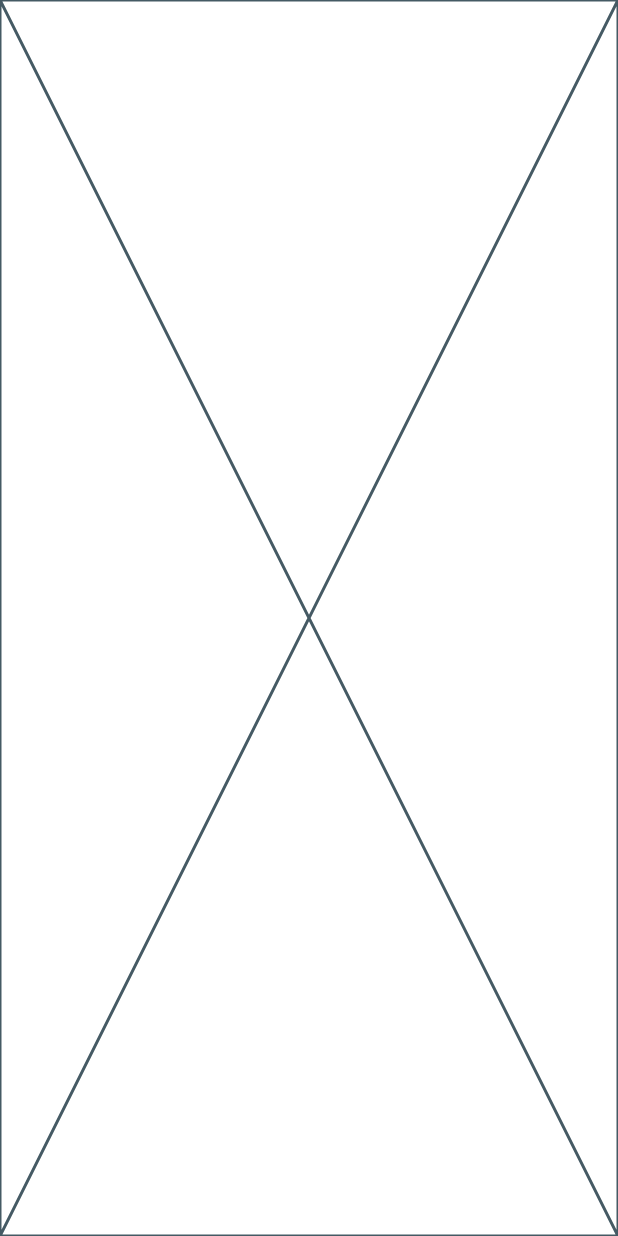
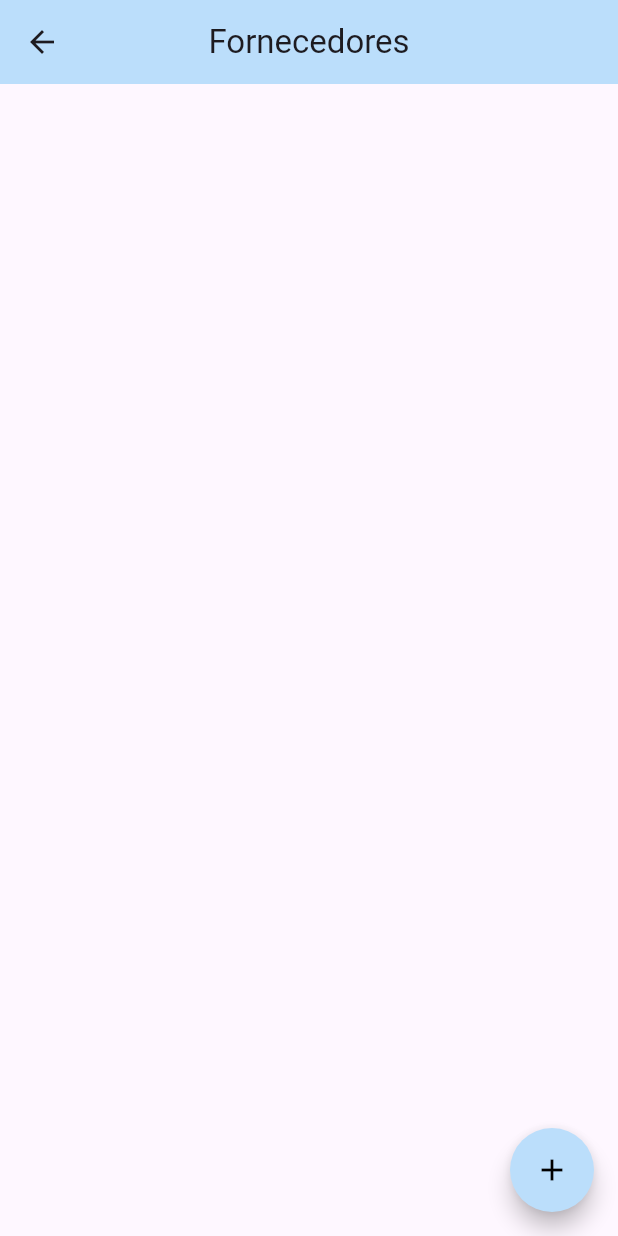
Before and after one commit to gustavo-berti/gerenciamento_de_estoque, a Flutter app: the WidgetMenu screen opened by its route, after a tap on "Fornecedores", on a phone screen of 412 x 824 dp. Run offline on Flutter 3.47's test engine with Material 3 defaults, Android fonts, the phone set to English and light mode, and no system bars.

Commit message:
Criando o estoque

```diff
--- a/lib/config/app.dart
+++ b/lib/config/app.dart
@@ -8,8 +8,7 @@ import 'package:gerenciamento_de_estoque/screen/list/widget_category_list.dart';
 import 'package:gerenciamento_de_estoque/screen/list/widget_product_list.dart';
 import 'package:gerenciamento_de_estoque/screen/widget_login.dart';
 import 'package:gerenciamento_de_estoque/screen/widget_menu.dart';
-import 'package:gerenciamento_de_estoque/screen/widget_stock_entry.dart';
-import 'package:gerenciamento_de_estoque/screen/widget_stock_out.dart';
+import 'package:gerenciamento_de_estoque/screen/widget_stock.dart';
 
 class App extends StatelessWidget {
   const App({super.key});
@@ -30,8 +29,7 @@ class App extends StatelessWidget {
         Routes.categoryList: (context) => WidgetCategoryList(),
         Routes.supplierForm: (context) => WidgetSupplierForm(),
         Routes.supplierList: (context) => WidgetSupplierList(),
-        Routes.stockEntry: (context) => WidgetStockEntry(),
-        Routes.stockOut: (context) => WidgetStockOut(),
+        Routes.stock: (context) => WidgetStock(),
       },
     );
   }
--- a/lib/config/routes.dart
+++ b/lib/config/routes.dart
@@ -7,6 +7,5 @@ class Routes {
   static const categoryList = '/category-list';
   static const supplierForm = '/supplier-form';
   static const supplierList = '/supplier-list';
-  static const stockEntry = '/stockEntry';
-  static const stockOut = '/stockOut';
+  static const stock = '/stock';
 }
--- a/lib/database/database.dart
+++ b/lib/database/database.dart
@@ -1,13 +1,11 @@
 import 'package:gerenciamento_de_estoque/database/category.dart';
 import 'package:gerenciamento_de_estoque/database/product.dart';
-import 'package:gerenciamento_de_estoque/database/stock_entry.dart';
-import 'package:gerenciamento_de_estoque/database/stock_out.dart';
+import 'package:gerenciamento_de_estoque/database/stock.dart';
 import 'package:gerenciamento_de_estoque/database/supplier.dart';
 
 class Database {
   static List<Product> products = [];
   static List<Supplier> suppliers = [];
   static List<Category> categories = [];
-  static List<StockEntry> entries = [];
-  static List<StockOut> outies = [];
+  static Stock stock = Stock(products: []);
 }
--- a/lib/database/product.dart
+++ b/lib/database/product.dart
@@ -1,7 +1,12 @@
 import 'package:gerenciamento_de_estoque/database/category.dart';
+import 'package:gerenciamento_de_estoque/database/supplier.dart';
 
 class Product {
   String name;
   Category category;
-  Product({required this.name, required this.category});
+  Supplier supplier;
+  int amount = 0;
+  Product({required this.name, required this.category, required this.supplier});
+
+
 }
--- /dev/null
+++ b/lib/database/stock.dart
@@ -0,0 +1,6 @@
+import 'package:gerenciamento_de_estoque/database/product.dart';
+
+class Stock {
+  List<Product> products;
+  Stock({required this.products});
+}
--- a/lib/database/stock_entry.dart
+++ /dev/null
@@ -1,3 +0,0 @@
-class StockEntry {
-
-}
--- a/lib/database/stock_out.dart
+++ /dev/null
@@ -1,3 +0,0 @@
-class StockOut {
-
-}
--- a/lib/database/supplier.dart
+++ b/lib/database/supplier.dart
@@ -1,3 +1,4 @@
 class Supplier {
-
+  String name;
+  Supplier({required this.name});
 }
--- a/lib/screen/form/widget_category_form.dart
+++ b/lib/screen/form/widget_category_form.dart
@@ -17,6 +17,7 @@ class _WidgetProductFormState extends State<WidgetCategoryForm> {
   @override
   Widget build(BuildContext context) {
     return createScaffold(
+      title: "Cadastrar Categoria",
       body: Form(
         key: _formKey,
         child: Center(
--- a/lib/screen/list/widget_category_list.dart
+++ b/lib/screen/list/widget_category_list.dart
@@ -9,6 +9,7 @@ class WidgetCategoryList extends StatelessWidget {
   @override
   Widget build(BuildContext context) {
     return createScaffold(
+      title: "Categorias",
       body: Center(
         child: ListView.builder(
           itemCount:
--- a/lib/screen/list/widget_product_list.dart
+++ b/lib/screen/list/widget_product_list.dart
@@ -9,6 +9,7 @@ class WidgetProductList extends StatelessWidget {
   @override
   Widget build(BuildContext context) {
     return createScaffold(
+      title: "Produtos",
       body: Center(
         child: ListView.builder(
           itemCount: Database.products.isEmpty ? 0 : Database.products.length,
--- a/lib/screen/list/widget_supplier_list.dart
+++ b/lib/screen/list/widget_supplier_list.dart
@@ -1,10 +1,27 @@
 import 'package:flutter/material.dart';
+import 'package:gerenciamento_de_estoque/config/function.dart';
+import 'package:gerenciamento_de_estoque/config/routes.dart';
+import 'package:gerenciamento_de_estoque/database/database.dart';
 
 class WidgetSupplierList extends StatelessWidget {
   const WidgetSupplierList({super.key});
 
   @override
   Widget build(BuildContext context) {
-    return const Placeholder();
+    return createScaffold(
+      title: "Fornecedores",
+      body: Center(
+        child: ListView.builder(
+          itemCount:
+              Database.suppliers.isEmpty ? 0 : Database.suppliers.length,
+          itemBuilder: (context, index) {
+            return ListTile(title: Text(Database.suppliers[index].name));
+          },
+        ),
+      ),
+      floatingActionButton: createFloatingActionButton(
+        onPressed: () => Navigator.pushNamed(context, Routes.supplierForm),
+      ),
+    );
   }
 }
--- a/lib/screen/widget_menu.dart
+++ b/lib/screen/widget_menu.dart
@@ -15,8 +15,7 @@ class WidgetMenu extends StatelessWidget {
             newButton(text: "Produtos", function: () => Navigator.pushNamed(context, Routes.productList),),
             newButton(text: "Categorias", function: () => Navigator.pushNamed(context, Routes.categoryList),),
             newButton(text: "Fornecedores", function: () => Navigator.pushNamed(context, Routes.supplierList),),
-            newButton(text: "Entrada de estoque", function: () => Navigator.pushNamed(context, Routes.stockEntry),),
-            newButton(text: "Saida de estoque", function: () => Navigator.pushNamed(context, Routes.stockOut),),
+            newButton(text: "Estoque", function: () => Navigator.pushNamed(context, Routes.stock),),
             newButton(text: "Sair do sistema", function: () => Navigator.pop(context),),
           ],
         ),
```
Also changed, not shown: lib/screen/form/widget_product_form.dart (+27 -1 lines), lib/screen/form/widget_supplier_form.dart (+44 -2 lines), lib/screen/widget_stock.dart (added, +46 -0 lines), lib/screen/widget_stock_entry.dart (deleted, +0 -10 lines), lib/screen/widget_stock_out.dart (deleted, +0 -10 lines).
